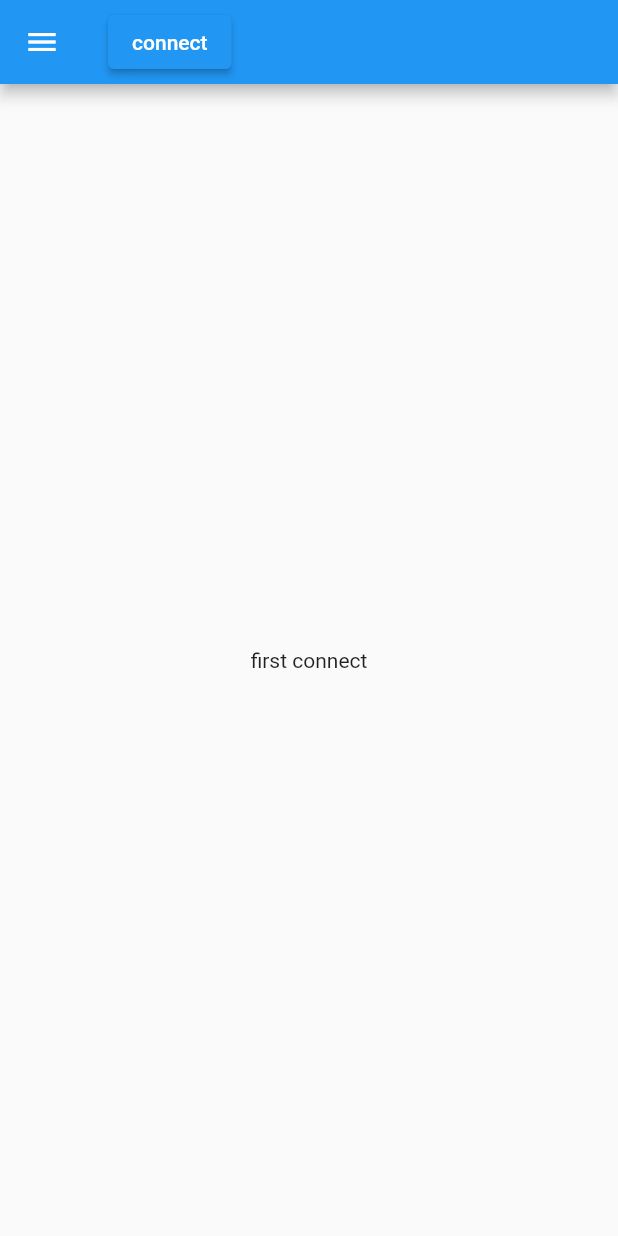
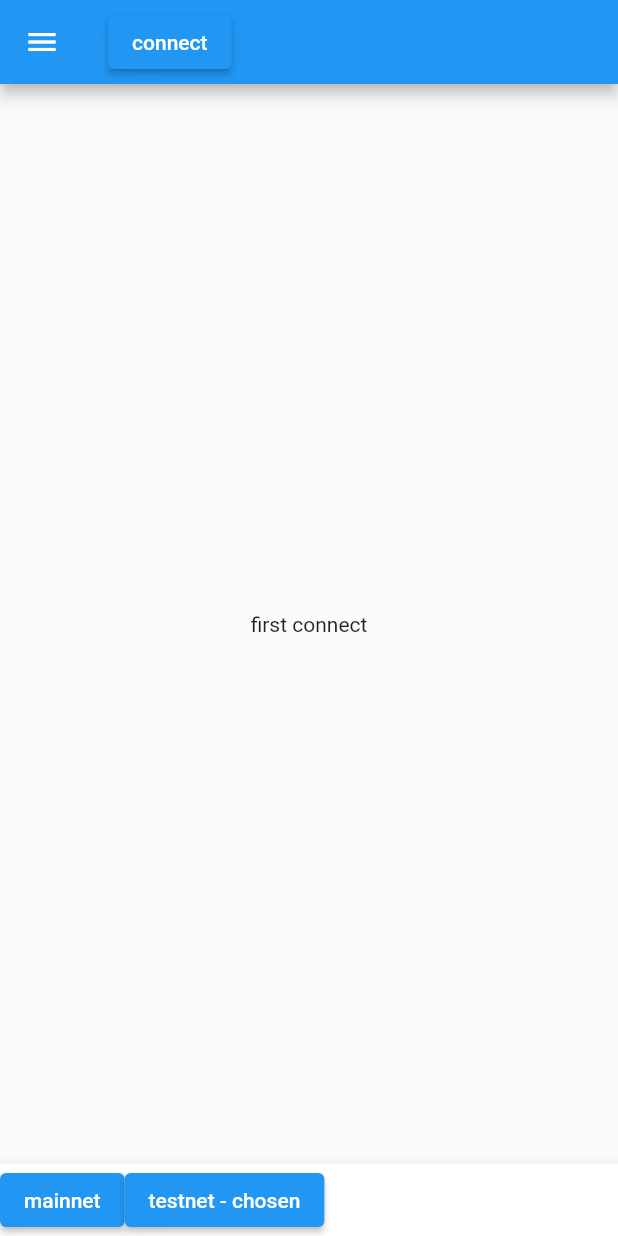
Before and after one commit to 1m1-github/AlgoVestingFrontend, a Flutter app: the screen it shows after launch, on a phone screen of 412 x 824 dp. Run offline on Flutter 3.47's test engine with Material 2 defaults, Android fonts, the phone set to English and light mode, and no system bars; our stand-ins replace dio, qr_flutter; missing offline and left inert: algorand_dart, walletconnect_dart.

Commit message:
choose net

```diff
--- a/lib/main.dart
+++ b/lib/main.dart
@@ -65,7 +65,6 @@ class _MyHomePageState extends State<MyHomePage> {
   AlgorandNet net = AlgorandNet.testnet;
 
   bodyState state = bodyState.empty;
-  bool connected = false;
   Widget? QR;
 
   SessionStatus? session;
@@ -146,6 +145,25 @@ class _MyHomePageState extends State<MyHomePage> {
       appBar: AppBar(
         title: session == null ? ElevatedButton(onPressed: connect, child: const Text('connect')) : Text(session!.accounts.first),
       ),
+      bottomNavigationBar: BottomAppBar(
+          child: Row(
+        children: [
+          ElevatedButton(
+              onPressed: () {
+                setState(() {
+                  net = AlgorandNet.mainnet;
+                });
+              },
+              child: Text('mainnet${net == AlgorandNet.mainnet ? ' - chosen' : ''}')),
+          ElevatedButton(
+              onPressed: () {
+                setState(() {
+                  net = AlgorandNet.testnet;
+                });
+              },
+              child: Text('testnet${net == AlgorandNet.testnet ? ' - chosen' : ''}'))
+        ],
+      )),
       drawer: Drawer(
         child: ListView(
           children: [
@@ -182,19 +200,19 @@ class _MyHomePageState extends State<MyHomePage> {
                 Navigator.pop(context);
               },
             ),
-            // ListTile(
-            //   title: const Text('logout'),
-            //   onTap: () {
-            //     if (session != null) {
-            //       setState(() {
-            //         connector.close();
-            //         session = null;
-            //         state = bodyState.empty;
-            //       });
-            //     }
-            //     Navigator.pop(context);
-            //   },
-            // )
+            ListTile(
+              title: const Text('logout'),
+              onTap: () {
+                if (session != null) {
+                  setState(() {
+                    connector.close();
+                    session = null;
+                    state = bodyState.empty;
+                  });
+                }
+                Navigator.pop(context);
+              },
+            )
           ],
         ),
       ),
@@ -459,7 +477,7 @@ class _WithdrawState extends State<Withdraw> {
 
   void findTxns() async {
     final lib = AlgorandLib.lib[net]!;
-    final searchResponse = await lib.indexer().transactions().whereNotePrefix('$NOTE_PREFIX${session.accounts.first}').search();
+    final searchResponse = await lib.indexer().transactions().afterMinRound(22715559).whereNotePrefix('$NOTE_PREFIX${session.accounts.first}').search();
     txns = searchResponse.transactions;
     print('findTxns=${txns?.length}');
   }
```
